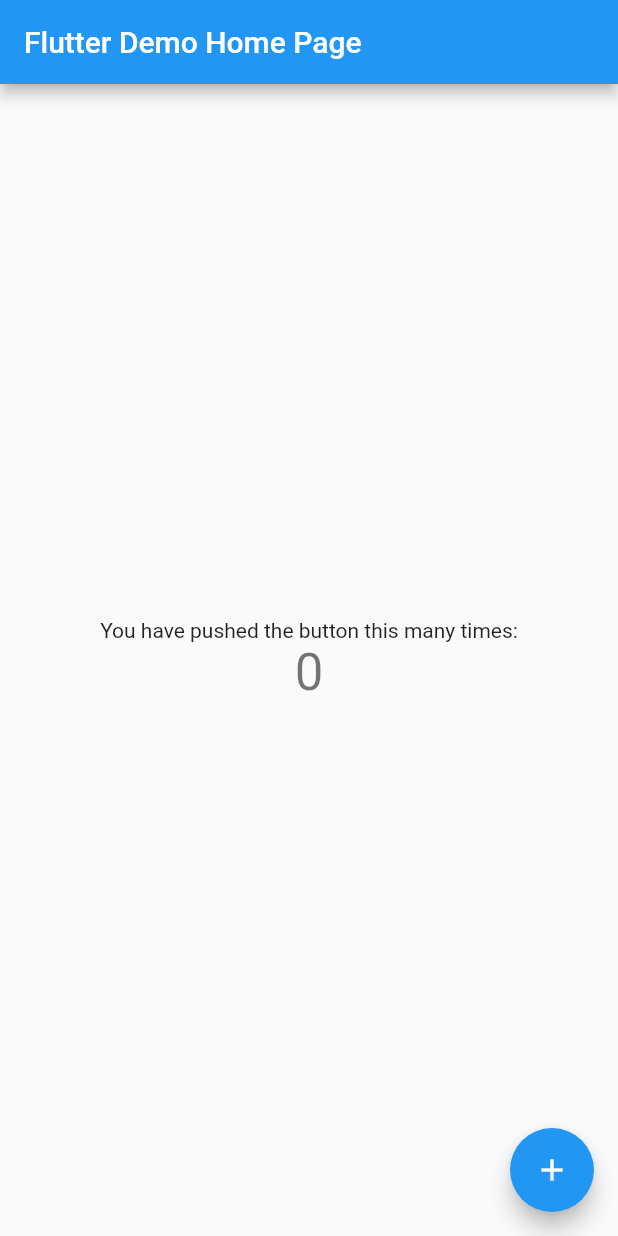
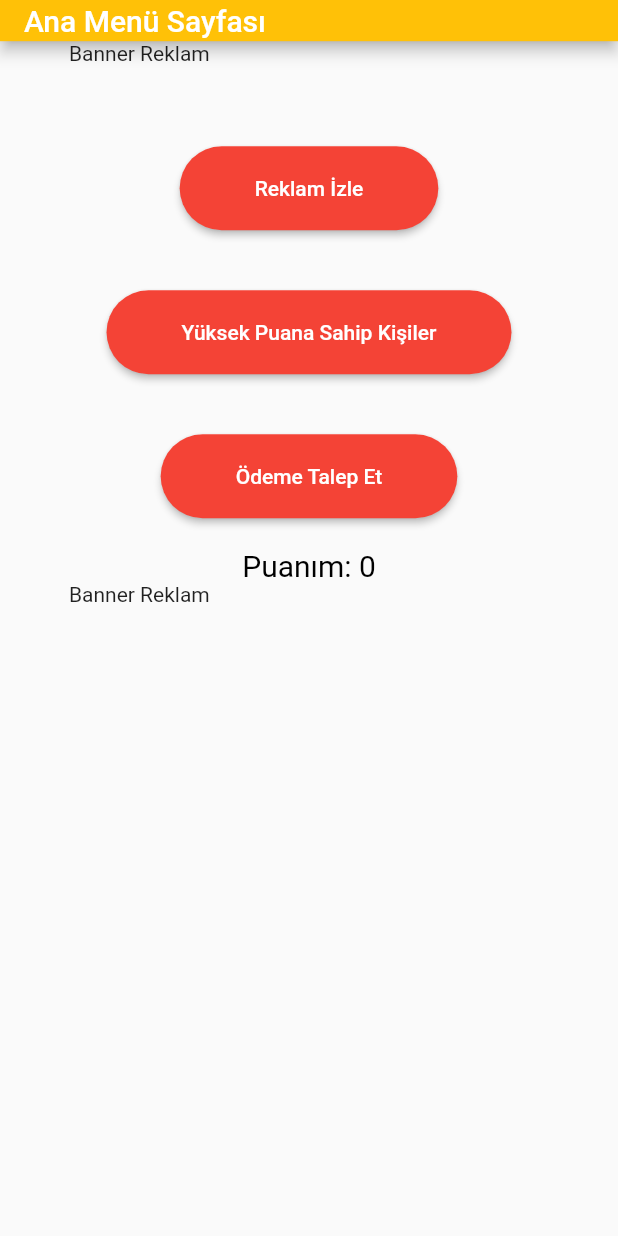
Before and after one commit to xenesarslanx/reklam-izle-kazan, a Flutter app: the screen it shows after launch, on a phone screen of 412 x 824 dp. Run offline on Flutter 3.47's test engine with Material 2 defaults, Android fonts, the phone set to English and light mode, and no system bars; our stand-ins replace get.

Commit message:
anaMenu update

```diff
--- a/reklamizlekazan/lib/main.dart
+++ b/reklamizlekazan/lib/main.dart
@@ -1,4 +1,5 @@
 import 'package:flutter/material.dart';
+import 'package:reklamizlekazan/mainMenu.dart';
 
 void main() {
   runApp(const MyApp());
@@ -7,109 +8,11 @@ void main() {
 class MyApp extends StatelessWidget {
   const MyApp({super.key});
 
-  // This widget is the root of your application.
   @override
   Widget build(BuildContext context) {
-    return MaterialApp(
-      title: 'Flutter Demo',
-      theme: ThemeData(
-        // This is the theme of your application.
-        //
-        // Try running your application with "flutter run". You'll see the
-        // application has a blue toolbar. Then, without quitting the app, try
-        // changing the primarySwatch below to Colors.green and then invoke
-        // "hot reload" (press "r" in the console where you ran "flutter run",
-        // or simply save your changes to "hot reload" in a Flutter IDE).
-        // Notice that the counter didn't reset back to zero; the application
-        // is not restarted.
-        primarySwatch: Colors.blue,
-      ),
-      home: const MyHomePage(title: 'Flutter Demo Home Page'),
+    return const MaterialApp(
+      debugShowCheckedModeBanner: false,
+      home: AnaMenu(),
     );
   }
 }
-
-class MyHomePage extends StatefulWidget {
-  const MyHomePage({super.key, required this.title});
-
-  // This widget is the home page of your application. It is stateful, meaning
-  // that it has a State object (defined below) that contains fields that affect
-  // how it looks.
-
-  // This class is the configuration for the state. It holds the values (in this
-  // case the title) provided by the parent (in this case the App widget) and
-  // used by the build method of the State. Fields in a Widget subclass are
-  // always marked "final".
-
-  final String title;
-
-  @override
-  State<MyHomePage> createState() => _MyHomePageState();
-}
-
-class _MyHomePageState extends State<MyHomePage> {
-  int _counter = 0;
-
-  void _incrementCounter() {
-    setState(() {
-      // This call to setState tells the Flutter framework that something has
-      // changed in this State, which causes it to rerun the build method below
-      // so that the display can reflect the updated values. If we changed
-      // _counter without calling setState(), then the build method would not be
-      // called again, and so nothing would appear to happen.
-      _counter++;
-    });
-  }
-
-  @override
-  Widget build(BuildContext context) {
-    // This method is rerun every time setState is called, for instance as done
-    // by the _incrementCounter method above.
-    //
-    // The Flutter framework has been optimized to make rerunning build methods
-    // fast, so that you can just rebuild anything that needs updating rather
-    // than having to individually change instances of widgets.
-    return Scaffold(
-      appBar: AppBar(
-        // Here we take the value from the MyHomePage object that was created by
-        // the App.build method, and use it to set our appbar title.
-        title: Text(widget.title),
-      ),
-      body: Center(
-        // Center is a layout widget. It takes a single child and positions it
-        // in the middle of the parent.
-        child: Column(
-          // Column is also a layout widget. It takes a list of children and
-          // arranges them vertically. By default, it sizes itself to fit its
-          // children horizontally, and tries to be as tall as its parent.
-          //
-          // Invoke "debug painting" (press "p" in the console, choose the
-          // "Toggle Debug Paint" action from the Flutter Inspector in Android
-          // Studio, or the "Toggle Debug Paint" command in Visual Studio Code)
-          // to see the wireframe for each widget.
-          //
-          // Column has various properties to control how it sizes itself and
-          // how it positions its children. Here we use mainAxisAlignment to
-          // center the children vertically; the main axis here is the vertical
-          // axis because Columns are vertical (the cross axis would be
-          // horizontal).
-          mainAxisAlignment: MainAxisAlignment.center,
-          children: <Widget>[
-            const Text(
-              'You have pushed the button this many times:',
-            ),
-            Text(
-              '$_counter',
-              style: Theme.of(context).textTheme.headline4,
-            ),
-          ],
-        ),
-      ),
-      floatingActionButton: FloatingActionButton(
-        onPressed: _incrementCounter,
-        tooltip: 'Increment',
-        child: const Icon(Icons.add),
-      ), // This trailing comma makes auto-formatting nicer for build methods.
-    );
-  }
-}
--- /dev/null
+++ b/reklamizlekazan/lib/mainMenu.dart
@@ -0,0 +1,90 @@
+import 'package:flutter/material.dart';
+import 'package:get/get.dart';
+import 'package:reklamizlekazan/payRequest.dart';
+import 'package:reklamizlekazan/watchAdd.dart';
+import 'package:reklamizlekazan/widgets/widgets.dart';
+class AnaMenu extends StatefulWidget {
+   const AnaMenu({super.key});
+
+  @override
+  State<AnaMenu> createState() => _AnaMenuState();
+}
+
+class _AnaMenuState extends State<AnaMenu> {
+  @override
+  Widget build(BuildContext context) {
+    return SafeArea(
+      child: GetMaterialApp(
+        debugShowCheckedModeBanner: false,
+        home: Scaffold(
+          appBar: MyAppBarWidget(Colors.amber, const Text("Ana Menü Sayfası"),  Size(Get.height/15, Get.width/15) ),
+          //AppBar(title: const Text("Ana Menü Sayfası"),),
+          body: MySizedBoxWidget(
+          Get.height,
+          Get.width,
+          Column(
+            children:   [
+              MySizedBoxWidget(50, 320, const Text("Banner Reklam")),//banner gelecek
+
+Padding(
+  padding: const EdgeInsets.all(20.0),
+  child:   buttonMethod(
+
+   ()=> Get.to( const ReklamIzlemeSayfasi()),
+
+     Colors.red,
+
+      const EdgeInsets.symmetric(horizontal: 50,vertical:20),
+
+       const Text("Reklam İzle"),
+
+       ),
+),
+
+Padding(
+  padding: const EdgeInsets.all(20.0),
+  child:   buttonMethod(
+
+   ()=> Get.to( null),
+
+     Colors.red,
+
+      const EdgeInsets.symmetric(horizontal: 50,vertical:20),
+
+       const Text("Yüksek Puana Sahip Kişiler"),
+
+       ),
+),
+
+     Padding(
+       padding: const EdgeInsets.all(20.0),
+       child: buttonMethod(
+ ()=> Get.to( const OdemeTalebiSayfasi()),
+   Colors.red,
+    const EdgeInsets.symmetric(horizontal: 50,vertical:20),
+       const Text("Ödeme Talep Et"),
+       ),
+     ),
+
+   const Text(
+    "Puanım: 0",
+    style: TextStyle(
+      color: Colors.black,
+      fontSize: 20,
+      fontWeight: FontWeight.w400,
+    )
+    ,),
+
+     MySizedBoxWidget(50, 320, const Text("Banner Reklam")),//banner gelecek
+      ],
+          )
+          ),
+
+
+          ),
+      ),
+    );
+  }
+
+
+}
--- /dev/null
+++ b/reklamizlekazan/lib/payRequest.dart
@@ -0,0 +1,16 @@
+import 'package:flutter/src/widgets/container.dart';
+import 'package:flutter/src/widgets/framework.dart';
+
+class OdemeTalebiSayfasi extends StatefulWidget {
+  const OdemeTalebiSayfasi({super.key});
+
+  @override
+  State<OdemeTalebiSayfasi> createState() => _OdemeTalebiSayfasiState();
+}
+
+class _OdemeTalebiSayfasiState extends State<OdemeTalebiSayfasi> {
+  @override
+  Widget build(BuildContext context) {
+    return Container();
+  }
+}
--- /dev/null
+++ b/reklamizlekazan/lib/watchAdd.dart
@@ -0,0 +1,16 @@
+import 'package:flutter/src/widgets/container.dart';
+import 'package:flutter/src/widgets/framework.dart';
+
+class ReklamIzlemeSayfasi extends StatefulWidget {
+  const ReklamIzlemeSayfasi({super.key});
+
+  @override
+  State<ReklamIzlemeSayfasi> createState() => _ReklamIzlemeSayfasiState();
+}
+
+class _ReklamIzlemeSayfasiState extends State<ReklamIzlemeSayfasi> {
+  @override
+  Widget build(BuildContext context) {
+    return Container();
+  }
+}
--- /dev/null
+++ b/reklamizlekazan/lib/widgets/widgets.dart
@@ -0,0 +1,87 @@
+import 'package:flutter/material.dart';
+
+ class MySizedBoxWidget extends StatelessWidget {
+  double? height;
+  double? width;
+  Widget? widget;
+MySizedBoxWidget(
+  this.height,
+  this.width,
+  this.widget,
+   {super.key});
+
+  @override
+  Widget build(BuildContext context) {
+    return SizedBox(
+      height: height,
+      width:  width,
+      child: widget,
+    );
+
+  }
+}
+
+class MyAppBarWidget extends PreferredSize {
+       Size size;
+      List<Widget>? actions;
+      Color? backgroundColor;
+      Widget title;
+      MyAppBarWidget(
+       // this.actions,
+        this.backgroundColor,
+        this.title,
+        this.size,
+        {super.key}) : super(child: title , preferredSize: size);
+
+  @override
+  Widget build(BuildContext context) {
+    return AppBar(
+     backgroundColor: backgroundColor,
+     title: title,
+    );
+  }
+}
+
+/*class Button extends StatelessWidget{
+  Function()? onpressed;
+  Widget child;
+  Color? color;
+  EdgeInsetsGeometry? hor;
+  OutlinedBorder? shapeStyle;
+
+  Button(this.child, {super.key});
+
+  @override
+  Widget build(BuildContext context) {
+    return ElevatedButton(
+       onPressed: onpressed,
+
+      style: ElevatedButton.styleFrom(
+        backgroundColor: color,
+        padding: hor,
+        shape: shapeStyle,
+      ),
+      child: child,
+    );
+
+  }
+}*/
+
+//buton metotu
+   ElevatedButton buttonMethod(
+    onpressed,
+    Color color,
+    EdgeInsetsGeometry? hor,
+    Widget widget)
+    {
+      return ElevatedButton(
+            onPressed: onpressed,
+            style: ElevatedButton.styleFrom(
+              backgroundColor: color,
+              padding: hor,
+                  shape: RoundedRectangleBorder(
+                borderRadius: BorderRadius.circular(50)),
+            ),
+            child: widget,
+             );
+  }
--- a/reklamizlekazan/pubspec.yaml
+++ b/reklamizlekazan/pubspec.yaml
@@ -36,6 +36,9 @@ dependencies:
   # The following adds the Cupertino Icons font to your application.
   # Use with the CupertinoIcons class for iOS style icons.
   cupertino_icons: ^1.0.2
+  get:
+
+
 
 dev_dependencies:
   flutter_test:
```
Also changed, not shown: reklamizlekazan/pubspec.lock.
